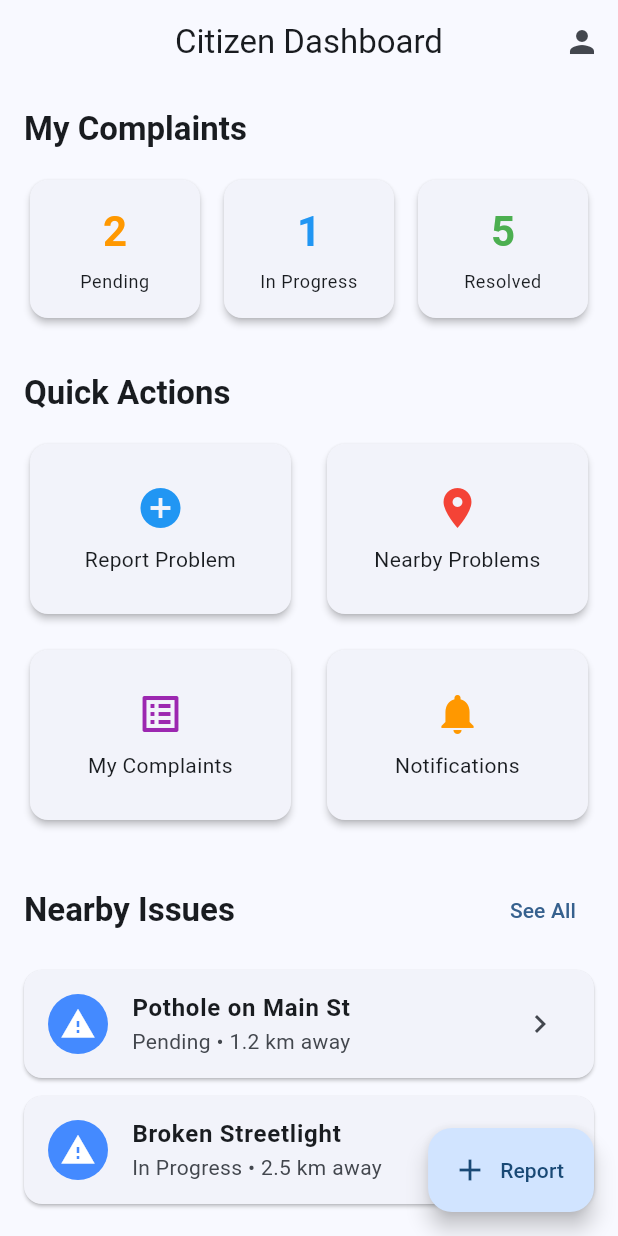
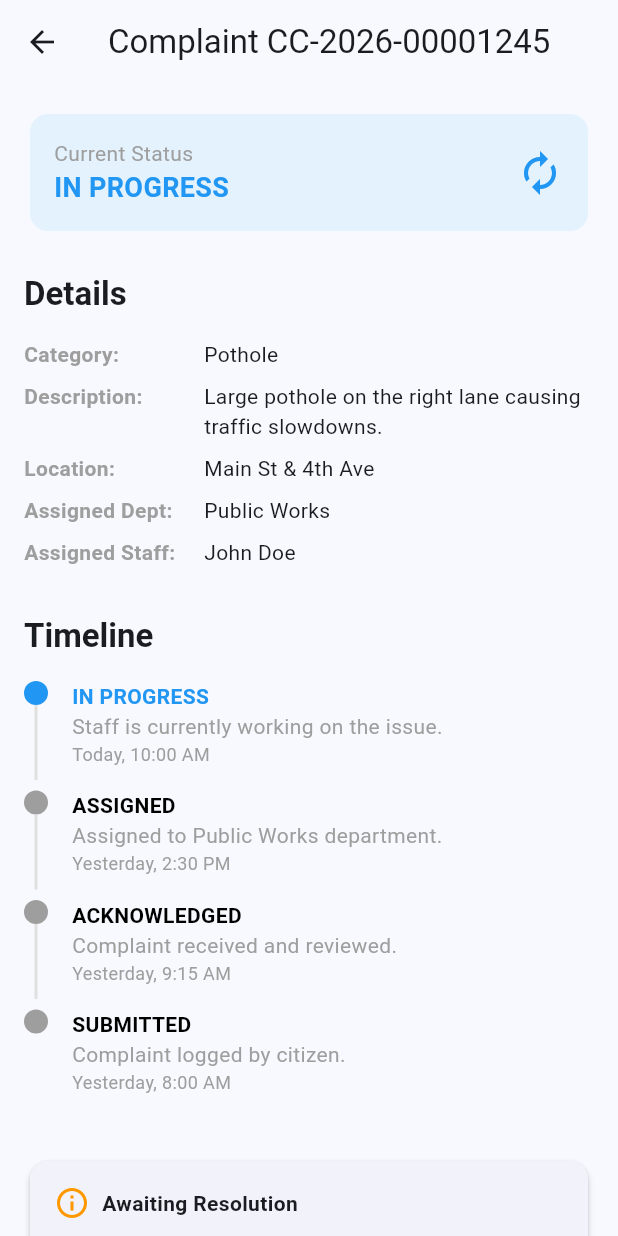
Before and after one commit to shivapendala/civiconnect, a Flutter app: the HomeScreen screen opened by its route, after a tap on "Pothole on Main St", on a phone screen of 412 x 824 dp. Run offline on Flutter 3.47's test engine with Material 3 defaults, Android fonts, the light colour scheme and no system bars; our stand-ins replace flutter_riverpod, go_router.

Commit message:
Phase 6: Complaint Tracking UI and Status Enum Update

```diff
--- a/mobile/lib/core/router.dart
+++ b/mobile/lib/core/router.dart
@@ -6,6 +6,7 @@ import '../ui/screens/splash_screen.dart';
 import '../ui/screens/login_screen.dart';
 import '../ui/screens/home_screen.dart';
 import '../ui/screens/report_problem_screen.dart';
+import '../ui/screens/complaint_detail_screen.dart';
 
 final GoRouter appRouter = GoRouter(
   initialLocation: '/',
@@ -30,5 +31,13 @@ final GoRouter appRouter = GoRouter(
       name: 'report',
       builder: (context, state) => const ReportProblemScreen(),
     ),
+    GoRoute(
+      path: '/complaint/:id',
+      name: 'complaint_detail',
+      builder: (context, state) {
+        final id = state.pathParameters['id']!;
+        return ComplaintDetailScreen(complaintId: id);
+      },
+    ),
   ],
 );
--- /dev/null
+++ b/mobile/lib/ui/screens/complaint_detail_screen.dart
@@ -0,0 +1,170 @@
+import 'package:flutter/material.dart';
+
+class ComplaintDetailScreen extends StatelessWidget {
+  final String complaintId;
+
+  const ComplaintDetailScreen({super.key, required this.complaintId});
+
+  @override
+  Widget build(BuildContext context) {
+    return Scaffold(
+      appBar: AppBar(title: Text('Complaint $complaintId')),
+      body: SingleChildScrollView(
+        padding: const EdgeInsets.all(16.0),
+        child: Column(
+          crossAxisAlignment: CrossAxisAlignment.start,
+          children: [
+            _buildStatusHeader(context),
+            const SizedBox(height: 24),
+            _buildDetailsSection(context),
+            const SizedBox(height: 24),
+            _buildTimelineSection(context),
+            const SizedBox(height: 24),
+            _buildResolutionSection(context),
+          ],
+        ),
+      ),
+    );
+  }
+
+  Widget _buildStatusHeader(BuildContext context) {
+    return Card(
+      color: Colors.blue.shade50,
+      elevation: 0,
+      shape: RoundedRectangleBorder(borderRadius: BorderRadius.circular(12)),
+      child: const Padding(
+        padding: EdgeInsets.all(16.0),
+        child: Row(
+          mainAxisAlignment: MainAxisAlignment.spaceBetween,
+          children: [
+            Column(
+              crossAxisAlignment: CrossAxisAlignment.start,
+              children: [
+                Text('Current Status', style: TextStyle(color: Colors.grey)),
+                Text('IN PROGRESS', style: TextStyle(fontWeight: FontWeight.bold, fontSize: 18, color: Colors.blue)),
+              ],
+            ),
+            Icon(Icons.autorenew, color: Colors.blue, size: 32),
+          ],
+        ),
+      ),
+    );
+  }
+
+  Widget _buildDetailsSection(BuildContext context) {
+    return Column(
+      crossAxisAlignment: CrossAxisAlignment.start,
+      children: [
+        Text('Details', style: Theme.of(context).textTheme.titleLarge?.copyWith(fontWeight: FontWeight.bold)),
+        const SizedBox(height: 16),
+        _buildInfoRow('Category:', 'Pothole'),
+        _buildInfoRow('Description:', 'Large pothole on the right lane causing traffic slowdowns.'),
+        _buildInfoRow('Location:', 'Main St & 4th Ave'),
+        _buildInfoRow('Assigned Dept:', 'Public Works'),
+        _buildInfoRow('Assigned Staff:', 'John Doe'),
+      ],
+    );
+  }
+
+  Widget _buildInfoRow(String label, String value) {
+    return Padding(
+      padding: const EdgeInsets.only(bottom: 8.0),
+      child: Row(
+        crossAxisAlignment: CrossAxisAlignment.start,
+        children: [
+          SizedBox(
+            width: 120,
+            child: Text(label, style: const TextStyle(fontWeight: FontWeight.bold, color: Colors.grey)),
+          ),
+          Expanded(child: Text(value)),
+        ],
+      ),
+    );
+  }
+
+  Widget _buildTimelineSection(BuildContext context) {
+    return Column(
+      crossAxisAlignment: CrossAxisAlignment.start,
+      children: [
+        Text('Timeline', style: Theme.of(context).textTheme.titleLarge?.copyWith(fontWeight: FontWeight.bold)),
+        const SizedBox(height: 16),
+        _buildTimelineItem('IN PROGRESS', 'Staff is currently working on the issue.', 'Today, 10:00 AM', isActive: true),
+        _buildTimelineItem('ASSIGNED', 'Assigned to Public Works department.', 'Yesterday, 2:30 PM'),
+        _buildTimelineItem('ACKNOWLEDGED', 'Complaint received and reviewed.', 'Yesterday, 9:15 AM'),
+        _buildTimelineItem('SUBMITTED', 'Complaint logged by citizen.', 'Yesterday, 8:00 AM', isLast: true),
+      ],
+    );
+  }
+
+  Widget _buildTimelineItem(String title, String subtitle, String time, {bool isActive = false, bool isLast = false}) {
+    return Row(
+      crossAxisAlignment: CrossAxisAlignment.start,
+      children: [
+        Column(
+          children: [
+            Container(
+              width: 16,
+              height: 16,
+              decoration: BoxDecoration(
+                color: isActive ? Colors.blue : Colors.grey,
+                shape: BoxShape.circle,
+              ),
+            ),
+            if (!isLast)
+              Container(
+                width: 2,
+                height: 50,
+                color: Colors.grey.shade300,
+              ),
+          ],
+        ),
+        const SizedBox(width: 16),
+        Expanded(
+          child: Padding(
+            padding: const EdgeInsets.only(bottom: 16.0),
+            child: Column(
+              crossAxisAlignment: CrossAxisAlignment.start,
+              children: [
+                Text(title, style: TextStyle(fontWeight: FontWeight.bold, color: isActive ? Colors.blue : Colors.black)),
+                Text(subtitle, style: const TextStyle(color: Colors.grey)),
+                Text(time, style: const TextStyle(fontSize: 12, color: Colors.grey)),
+              ],
+            ),
+          ),
+        ),
+      ],
+    );
+  }
+
+  Widget _buildResolutionSection(BuildContext context) {
+    return Card(
+      elevation: 2,
+      shape: RoundedRectangleBorder(borderRadius: BorderRadius.circular(12)),
+      child: Padding(
+        padding: const EdgeInsets.all(16.0),
+        child: Column(
+          crossAxisAlignment: CrossAxisAlignment.start,
+          children: [
+            const Row(
+              children: [
+                Icon(Icons.info_outline, color: Colors.orange),
+                SizedBox(width: 8),
+                Text('Awaiting Resolution', style: TextStyle(fontWeight: FontWeight.bold)),
+              ],
+            ),
+            const SizedBox(height: 8),
+            const Text('Once resolved, you will be able to verify the fix and leave feedback here.'),
+            const SizedBox(height: 16),
+            SizedBox(
+              width: double.infinity,
+              child: ElevatedButton(
+                onPressed: null, // Disabled until resolved
+                child: const Text('Verify Resolution'),
+              ),
+            ),
+          ],
+        ),
+      ),
+    );
+  }
+}
--- a/mobile/lib/ui/screens/home_screen.dart
+++ b/mobile/lib/ui/screens/home_screen.dart
@@ -145,7 +145,7 @@ class HomeScreen extends StatelessWidget {
         title: Text(title, style: const TextStyle(fontWeight: FontWeight.bold)),
         subtitle: Text('$status • $distance'),
         trailing: const Icon(Icons.chevron_right),
-        onTap: () {},
+        onTap: () => context.push('/complaint/CC-2026-00001245'),
       ),
     );
   }
```
Also changed, not shown: 1 other file.
